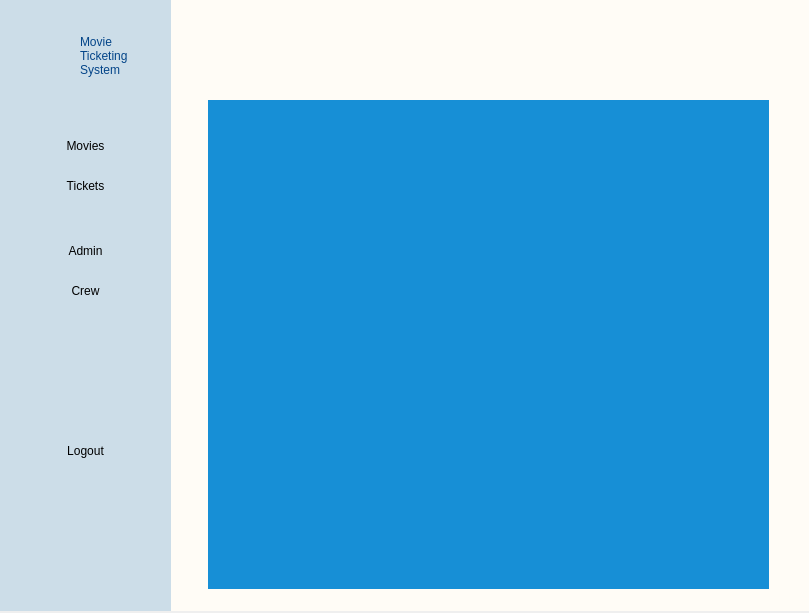
First picture: the form in Ui_Files/movies.ui, repository edejeed/Movie-Ticketing, before the edit.
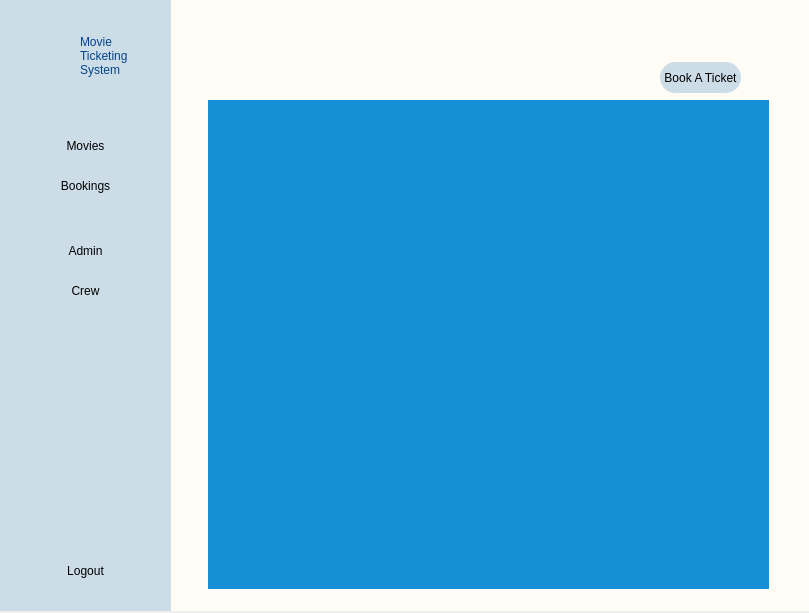
Second picture: the form after the edit. Icons and pictures are not drawn.

Patch:
```diff
--- a/Ui_Files/movies.ui
+++ b/Ui_Files/movies.ui
@@ -117,7 +117,7 @@
       </rect>
      </property>
      <property name="text">
-      <string>Tickets</string>
+      <string>Bookings</string>
      </property>
      <property name="icon">
       <iconset>
@@ -189,7 +189,7 @@
      <property name="geometry">
       <rect>
        <x>20</x>
-       <y>430</y>
+       <y>550</y>
        <width>131</width>
        <height>41</height>
       </rect>
@@ -251,7 +251,7 @@
     <widget class="QPushButton" name="addButton">
      <property name="geometry">
       <rect>
-       <x>460</x>
+       <x>353</x>
        <y>60</y>
        <width>41</width>
        <height>41</height>
@@ -277,7 +277,7 @@
     <widget class="QPushButton" name="editButton">
      <property name="geometry">
       <rect>
-       <x>500</x>
+       <x>393</x>
        <y>60</y>
        <width>41</width>
        <height>41</height>
@@ -303,7 +303,7 @@
     <widget class="QPushButton" name="deleteButton">
      <property name="geometry">
       <rect>
-       <x>537</x>
+       <x>430</x>
        <y>60</y>
        <width>41</width>
        <height>41</height>
@@ -465,6 +465,39 @@
       <bool>true</bool>
      </property>
     </widget>
+    <widget class="QPushButton" name="bookTicket">
+     <property name="geometry">
+      <rect>
+       <x>500</x>
+       <y>62</y>
+       <width>81</width>
+       <height>31</height>
+      </rect>
+     </property>
+     <property name="styleSheet">
+      <string notr="true">#bookTicket{
+background-color: #ccdde8;
+border: 1px solid #ccdde8;
+border-radius: 15px;
+}
+
+#bookTicket:hover{
+border: 1px solid black;
+}</string>
+     </property>
+     <property name="text">
+      <string>Book A Ticket</string>
+     </property>
+     <property name="iconSize">
+      <size>
+       <width>30</width>
+       <height>30</height>
+      </size>
+     </property>
+     <property name="flat">
+      <bool>true</bool>
+     </property>
+    </widget>
    </widget>
    <zorder>mainBG</zorder>
    <zorder>navigationBG</zorder>
```
